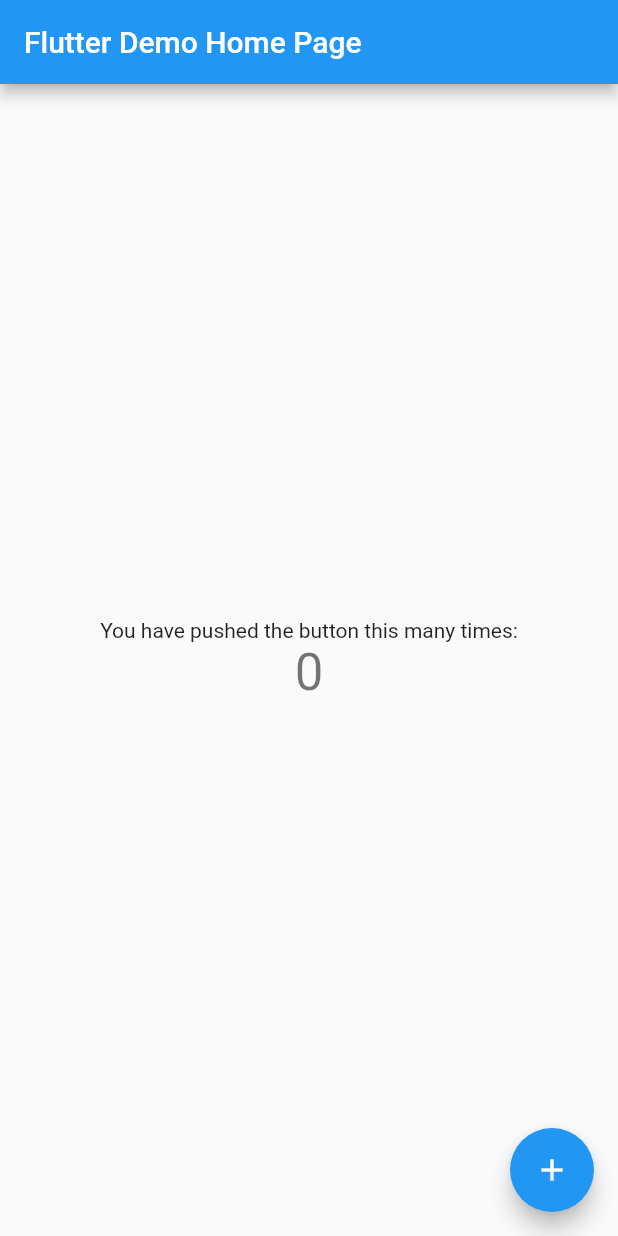
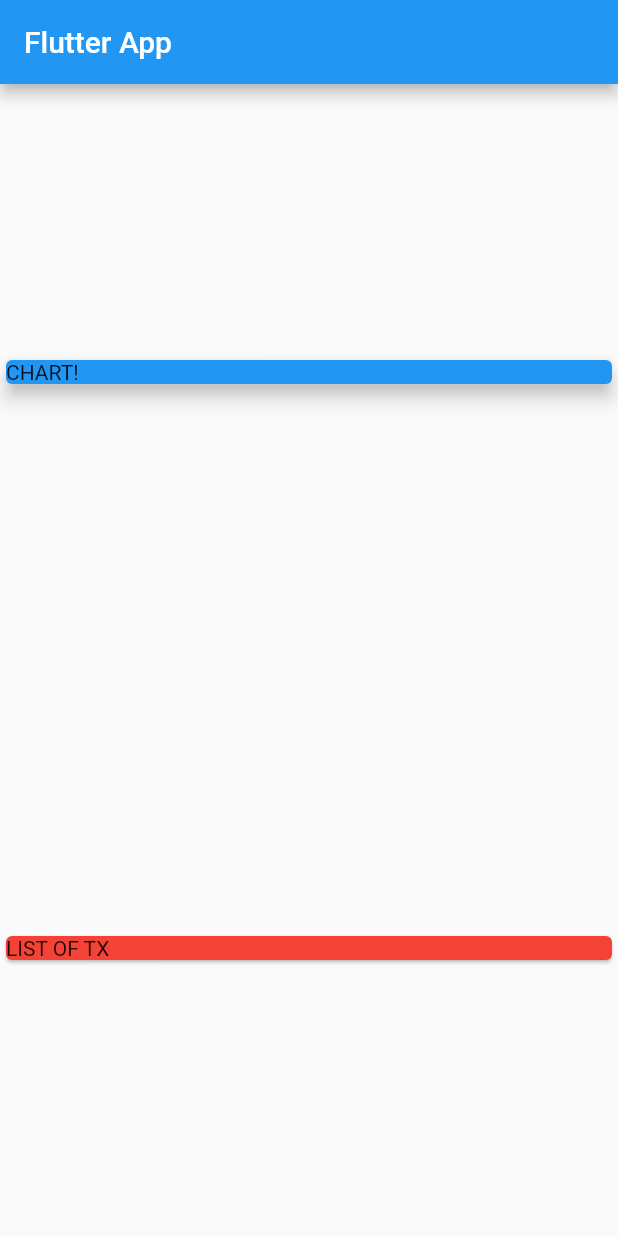
Before and after one commit to ong-ar/flutter_personal_expense, a Flutter app: the screen it shows after launch, on a phone screen of 412 x 824 dp. Run offline on Flutter 3.47's test engine with Material 2 defaults, Android fonts, the phone set to English and light mode, and no system bars.

Commit message:
column and two cards

```diff
--- a/lib/main.dart
+++ b/lib/main.dart
@@ -8,104 +8,34 @@ class MyApp extends StatelessWidget {
   Widget build(BuildContext context) {
     return MaterialApp(
       title: 'Flutter Demo',
-      theme: ThemeData(
-        // This is the theme of your application.
-        //
-        // Try running your application with "flutter run". You'll see the
-        // application has a blue toolbar. Then, without quitting the app, try
-        // changing the primarySwatch below to Colors.green and then invoke
-        // "hot reload" (press "r" in the console where you ran "flutter run",
-        // or simply save your changes to "hot reload" in a Flutter IDE).
-        // Notice that the counter didn't reset back to zero; the application
-        // is not restarted.
-        primarySwatch: Colors.blue,
-      ),
-      home: MyHomePage(title: 'Flutter Demo Home Page'),
+      home: MyHomePage(),
     );
   }
 }
 
-class MyHomePage extends StatefulWidget {
-  MyHomePage({Key key, this.title}) : super(key: key);
-
-  // This widget is the home page of your application. It is stateful, meaning
-  // that it has a State object (defined below) that contains fields that affect
-  // how it looks.
-
-  // This class is the configuration for the state. It holds the values (in this
-  // case the title) provided by the parent (in this case the App widget) and
-  // used by the build method of the State. Fields in a Widget subclass are
-  // always marked "final".
-
-  final String title;
-
-  @override
-  _MyHomePageState createState() => _MyHomePageState();
-}
-
-class _MyHomePageState extends State<MyHomePage> {
-  int _counter = 0;
-
-  void _incrementCounter() {
-    setState(() {
-      // This call to setState tells the Flutter framework that something has
-      // changed in this State, which causes it to rerun the build method below
-      // so that the display can reflect the updated values. If we changed
-      // _counter without calling setState(), then the build method would not be
-      // called again, and so nothing would appear to happen.
-      _counter++;
-    });
-  }
-
+class MyHomePage extends StatelessWidget {
   @override
   Widget build(BuildContext context) {
-    // This method is rerun every time setState is called, for instance as done
-    // by the _incrementCounter method above.
-    //
-    // The Flutter framework has been optimized to make rerunning build methods
-    // fast, so that you can just rebuild anything that needs updating rather
-    // than having to individually change instances of widgets.
     return Scaffold(
-      appBar: AppBar(
-        // Here we take the value from the MyHomePage object that was created by
-        // the App.build method, and use it to set our appbar title.
-        title: Text(widget.title),
-      ),
-      body: Center(
-        // Center is a layout widget. It takes a single child and positions it
-        // in the middle of the parent.
-        child: Column(
-          // Column is also a layout widget. It takes a list of children and
-          // arranges them vertically. By default, it sizes itself to fit its
-          // children horizontally, and tries to be as tall as its parent.
-          //
-          // Invoke "debug painting" (press "p" in the console, choose the
-          // "Toggle Debug Paint" action from the Flutter Inspector in Android
-          // Studio, or the "Toggle Debug Paint" command in Visual Studio Code)
-          // to see the wireframe for each widget.
-          //
-          // Column has various properties to control how it sizes itself and
-          // how it positions its children. Here we use mainAxisAlignment to
-          // center the children vertically; the main axis here is the vertical
-          // axis because Columns are vertical (the cross axis would be
-          // horizontal).
-          mainAxisAlignment: MainAxisAlignment.center,
+        appBar: AppBar(
+          title: Text('Flutter App'),
+        ),
+        body: Column(
+          mainAxisAlignment: MainAxisAlignment.spaceAround,
+          crossAxisAlignment: CrossAxisAlignment.stretch,
           children: <Widget>[
-            Text(
-              'You have pushed the button this many times:',
+            Container(
+              child: Card(
+                color: Colors.blue,
+                child: Text('CHART!'),
+                elevation: 5,
+              ),
             ),
-            Text(
-              '$_counter',
-              style: Theme.of(context).textTheme.display1,
-            ),
+            Card(
+              child: Text('LIST OF TX'),
+              color: Colors.red,
+            )
           ],
-        ),
-      ),
-      floatingActionButton: FloatingActionButton(
-        onPressed: _incrementCounter,
-        tooltip: 'Increment',
-        child: Icon(Icons.add),
-      ), // This trailing comma makes auto-formatting nicer for build methods.
-    );
+        ));
   }
 }
```
